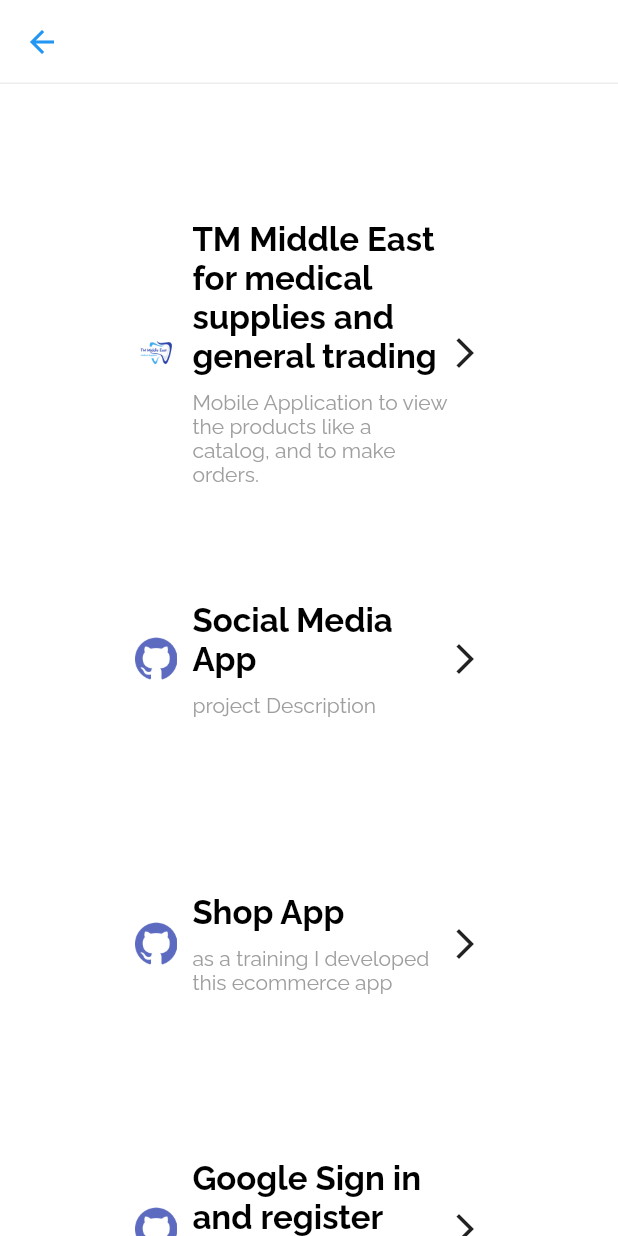
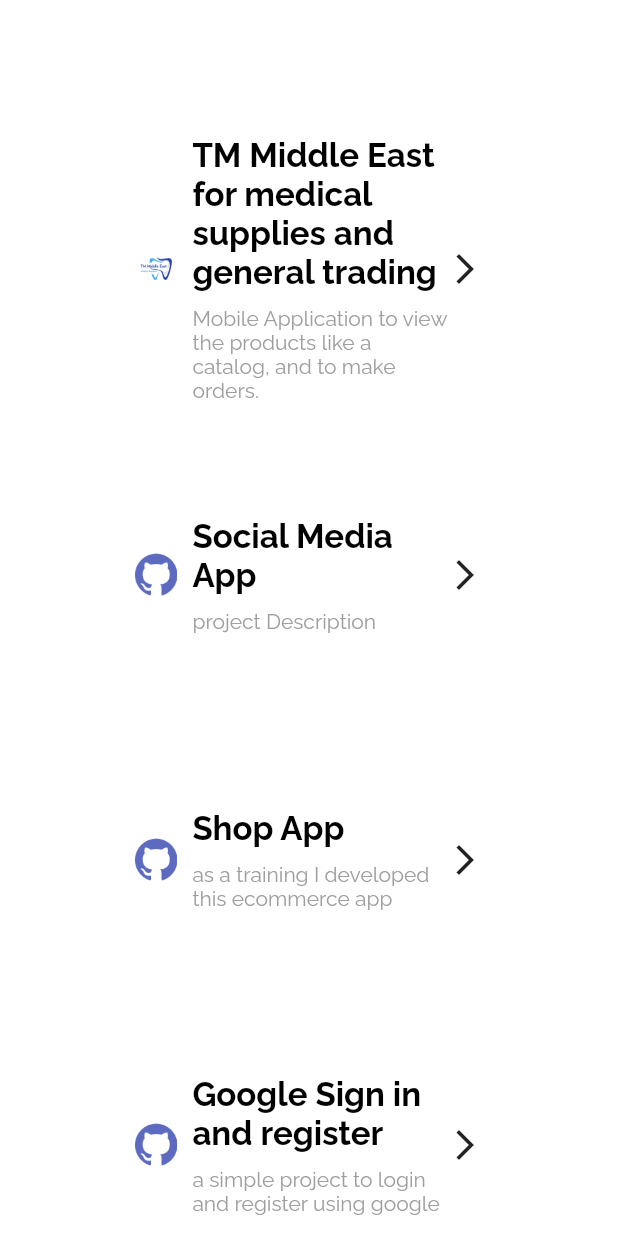
Before and after one commit to mohamadElEaswy/portfolio, a Flutter app: the MyWorkPage screen opened by its route, on a phone screen of 412 x 824 dp. Run offline on Flutter 3.47's test engine with Material 2 defaults, Android fonts, the phone set to English and light mode, and no system bars.

Commit message:
version 1 of my portfolio

```diff
--- a/lib/src/ui/pages/home/home.dart
+++ b/lib/src/ui/pages/home/home.dart
@@ -27,8 +27,8 @@ class HomePage extends StatelessWidget {
         actions: width > 720 ? [
           const SizedBox(width: 20),
           TextButton(onPressed: () {}, child: const Text('Home')),
-          const SizedBox(width: 20),
-          TextButton(onPressed: () {}, child: const Text('My C.V')),
+          // const SizedBox(width: 20),
+          // TextButton(onPressed: () {}, child: const Text('My C.V')),
           const SizedBox(width: 20),
           TextButton(
               onPressed: () => NavigationMethods.navTo(
--- a/lib/src/ui/pages/my_work/my_work_page.dart
+++ b/lib/src/ui/pages/my_work/my_work_page.dart
@@ -8,6 +8,13 @@ const String socialMediaAppRepo =
     'https://github.com/mohamadElEaswy/social-media-app';
 const String googleSignInRepo =
     'https://github.com/mohamadElEaswy/sign-in-with-google';
+const String timeTruckerAppRepo =
+    'https://github.com/mohamadElEaswy/timetracker';
+const String ticTocAppRepo = 'https://github.com/mohamadElEaswy/tictoc';
+const String coffeeCarAppRepo =
+    'https://github.com/mohamadElEaswy/coffee-car-user-app';
+const String coffeeCarProviderAppRepo =
+    'https://github.com/mohamadElEaswy/coffe_car_provider_app';
 
 class MyWorkPage extends StatelessWidget {
   const MyWorkPage({Key? key}) : super(key: key);
@@ -16,10 +23,10 @@ class MyWorkPage extends StatelessWidget {
   Widget build(BuildContext context) {
     // final double width = MediaQuery.of(context).size.width;
     return Scaffold(
-      appBar: AppBar(
-        title: const Text('My work'),
-        centerTitle: true,
-      ),
+      // appBar: AppBar(
+      //   title: const Text('My work'),
+      //   centerTitle: true,
+      // ),
       body: SingleChildScrollView(
         padding: const EdgeInsets.all(80),
         child: Column(
@@ -42,19 +49,46 @@ class MyWorkPage extends StatelessWidget {
             SizedBox(height: 20),
             BuildMyWorkItem(
               projectTitle: 'Shop App',
-                projectDescription: 'as a training I developed this ecommerce app',
+              projectDescription:
+                  'as a training I developed this ecommerce app',
               image: AssetsRoute.git,
               urlString: 'https://github.com/mohamadElEaswy/ecommerce-Shop-App',
             ),
             SizedBox(height: 20),
             BuildMyWorkItem(
               projectTitle: 'Google Sign in and register',
-                projectDescription: 'a simple project to login and register using google',
+              projectDescription:
+                  'a simple project to login and register using google',
               image: AssetsRoute.git,
               urlString: googleSignInRepo,
             ),
+            SizedBox(height: 20),
+            BuildMyWorkItem(
+              projectTitle: 'Time Trucker App',
+              projectDescription:
+                  'a simple project to login and register using google',
+              image: AssetsRoute.git,
+              urlString: timeTruckerAppRepo,
+            ),
+            SizedBox(height: 20),
+            BuildMyWorkItem(
+              projectTitle: 'coffee car users app',
+              projectDescription:
+                  'a simple guide for users to know where is the closest coffee cars',
+              image: AssetsRoute.git,
+              urlString: coffeeCarAppRepo,
+            ),
+            SizedBox(height: 20),
+            BuildMyWorkItem(
+              projectTitle: 'coffee car providers app',
+              projectDescription:
+                  'a simple app to guide people to know where is the closest coffee cars ',
+              image: AssetsRoute.git,
+              urlString: coffeeCarProviderAppRepo,
+            ),
           ],
-          )),
+        ),
+      ),
     );
   }
 }
```
Also changed, not shown: lib/src/ui/pages/contact_information/contact_information_page.dart (+109 -4 lines), lib/src/ui/pages/home/home_body.dart (+8 -3 lines). Lines whose indentation alone changed are shown as unchanged.
